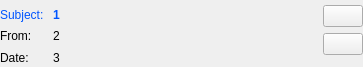
Old version of the form MailWidget.ui in the repository congchenutd/mailchecker.
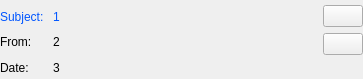
New version of the form. Icons and pictures are not drawn.

Diff of the .ui file:
```diff
--- a/MailWidget.ui
+++ b/MailWidget.ui
@@ -7,7 +7,7 @@
     <x>0</x>
     <y>0</y>
     <width>363</width>
-    <height>67</height>
+    <height>79</height>
    </rect>
   </property>
   <property name="windowTitle">
@@ -118,12 +118,6 @@
        </disabled>
       </palette>
      </property>
-     <property name="font">
-      <font>
-       <weight>75</weight>
-       <bold>true</bold>
-      </font>
-     </property>
      <property name="text">
       <string>1</string>
      </property>
```
